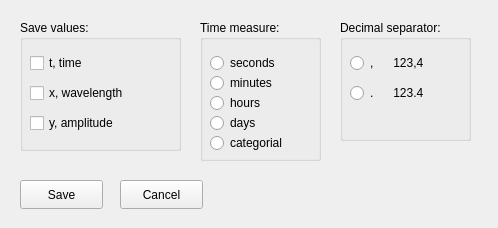
First picture: the form in savetofileform.ui, repository sergeysolov/ExperimentAnalyser, before the edit.
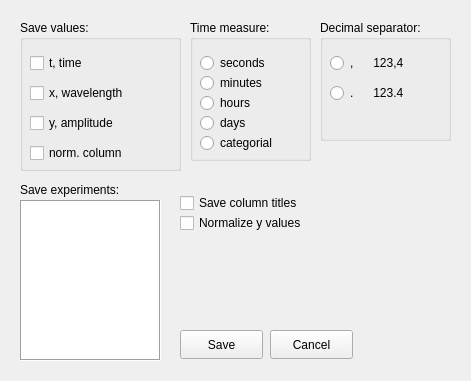
Second picture: the form after the edit.

Commit message: experiments and normalize features added

Patch:
```diff
--- a/savetofileform.ui
+++ b/savetofileform.ui
@@ -6,8 +6,8 @@
    <rect>
     <x>0</x>
     <y>0</y>
-    <width>498</width>
-    <height>228</height>
+    <width>471</width>
+    <height>381</height>
    </rect>
   </property>
   <property name="windowTitle">
@@ -16,7 +16,7 @@
   <widget class="QGroupBox" name="timeMeasureGroupBox">
    <property name="geometry">
     <rect>
-     <x>200</x>
+     <x>190</x>
      <y>20</y>
      <width>121</width>
      <height>141</height>
@@ -94,8 +94,8 @@
   <widget class="QPushButton" name="save_pushButton">
    <property name="geometry">
     <rect>
-     <x>20</x>
-     <y>180</y>
+     <x>180</x>
+     <y>330</y>
      <width>83</width>
      <height>29</height>
     </rect>
@@ -107,8 +107,8 @@
   <widget class="QPushButton" name="calncel_pushButton">
    <property name="geometry">
     <rect>
-     <x>120</x>
-     <y>180</y>
+     <x>270</x>
+     <y>330</y>
      <width>83</width>
      <height>29</height>
     </rect>
@@ -123,7 +123,7 @@
      <x>20</x>
      <y>20</y>
      <width>161</width>
-     <height>131</height>
+     <height>151</height>
     </rect>
    </property>
    <property name="title">
@@ -168,11 +168,24 @@
      <string>x, wavelength</string>
     </property>
    </widget>
+   <widget class="QCheckBox" name="save_noramization_checkBox">
+    <property name="geometry">
+     <rect>
+      <x>10</x>
+      <y>120</y>
+      <width>121</width>
+      <height>26</height>
+     </rect>
+    </property>
+    <property name="text">
+     <string>norm. column</string>
+    </property>
+   </widget>
   </widget>
   <widget class="QGroupBox" name="groupBox_2">
    <property name="geometry">
     <rect>
-     <x>340</x>
+     <x>320</x>
      <y>20</y>
      <width>131</width>
      <height>121</height>
@@ -208,6 +221,58 @@
     </property>
    </widget>
   </widget>
+  <widget class="QListWidget" name="experiments_listWidget">
+   <property name="geometry">
+    <rect>
+     <x>20</x>
+     <y>200</y>
+     <width>141</width>
+     <height>161</height>
+    </rect>
+   </property>
+   <property name="frameShape">
+    <enum>QFrame::Box</enum>
+   </property>
+  </widget>
+  <widget class="QLabel" name="experiments_const_label">
+   <property name="geometry">
+    <rect>
+     <x>20</x>
+     <y>180</y>
+     <width>141</width>
+     <height>20</height>
+    </rect>
+   </property>
+   <property name="text">
+    <string>Save experiments:</string>
+   </property>
+  </widget>
+  <widget class="QCheckBox" name="save_normalized_y_checkBox">
+   <property name="geometry">
+    <rect>
+     <x>180</x>
+     <y>210</y>
+     <width>161</width>
+     <height>26</height>
+    </rect>
+   </property>
+   <property name="text">
+    <string>Normalize y values</string>
+   </property>
+  </widget>
+  <widget class="QCheckBox" name="save_column_titles_checkBox">
+   <property name="geometry">
+    <rect>
+     <x>180</x>
+     <y>190</y>
+     <width>151</width>
+     <height>26</height>
+    </rect>
+   </property>
+   <property name="text">
+    <string>Save column titles</string>
+   </property>
+  </widget>
  </widget>
  <resources/>
  <connections/>
```
Left out of the diff: 2 changed lines with no effect on the pictures. The commit also changes 23 other files.
